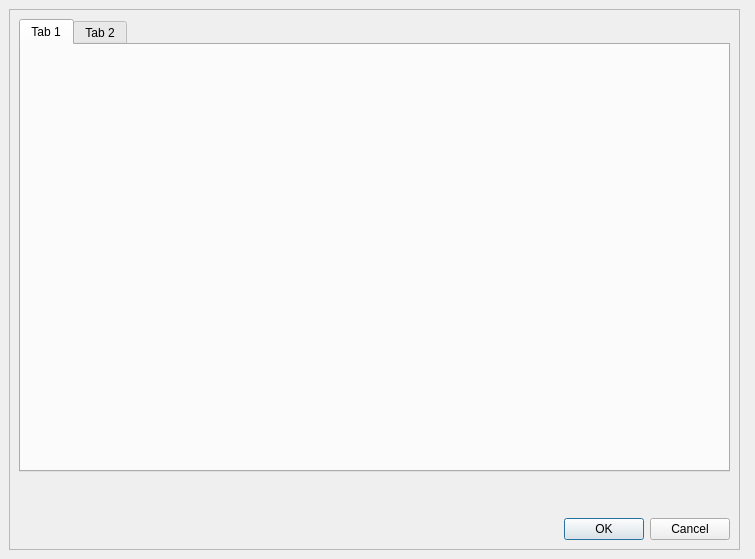
creativepsyco/panex-client, file ui/settingsdialog.ui: the form before one commit.
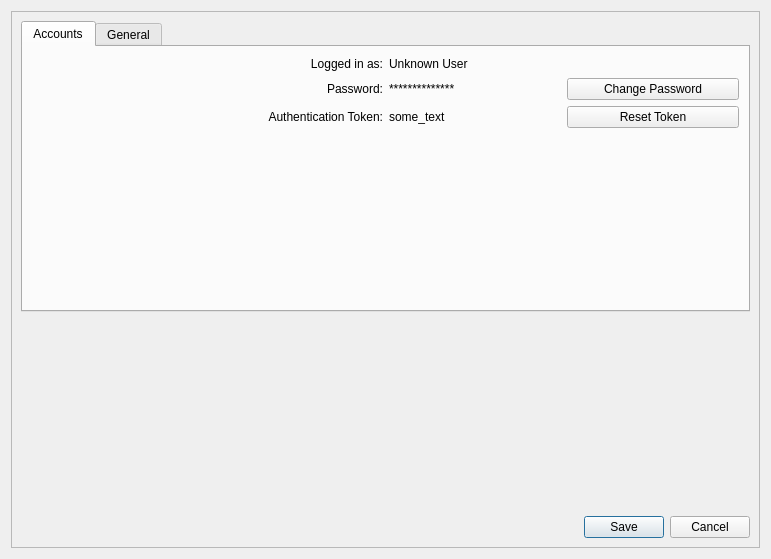
The form after the commit.

Commit message: Adding Change Password and Settings Dialog related UI

Diff of the .ui file:
```diff
--- a/ui/settingsdialog.ui
+++ b/ui/settingsdialog.ui
@@ -6,7 +6,7 @@
    <rect>
     <x>0</x>
     <y>0</y>
-    <width>755</width>
+    <width>771</width>
     <height>559</height>
    </rect>
   </property>
@@ -19,15 +19,9 @@
   <property name="windowTitle">
    <string>Dialog</string>
   </property>
+  <layout class="QGridLayout" name="gridLayout_3">
+   <item row="0" column="0">
   <widget class="QFrame" name="frame">
-   <property name="geometry">
-    <rect>
-     <x>9</x>
-     <y>9</y>
-     <width>731</width>
-     <height>541</height>
-    </rect>
-   </property>
    <property name="sizePolicy">
     <sizepolicy hsizetype="Expanding" vsizetype="Expanding">
      <horstretch>0</horstretch>
@@ -44,26 +38,135 @@
     <item row="0" column="0">
      <layout class="QVBoxLayout" name="verticalLayout">
       <item>
-       <widget class="QTabWidget" name="tabWidget">
-        <widget class="QWidget" name="tab">
+         <widget class="QTabWidget" name="settingsTab">
+          <property name="currentIndex">
+           <number>0</number>
+          </property>
+          <widget class="QWidget" name="accounts">
          <attribute name="title">
-          <string>Tab 1</string>
-         </attribute>
-        </widget>
-        <widget class="QWidget" name="tab_2">
-         <attribute name="title">
-          <string>Tab 2</string>
-         </attribute>
-        </widget>
+            <string>Accounts</string>
+           </attribute>
+           <layout class="QGridLayout" name="gridLayout_2">
+            <item row="0" column="1">
+             <widget class="QLabel" name="lblUserName">
+              <property name="text">
+               <string>Unknown User</string>
+              </property>
+             </widget>
+            </item>
+            <item row="1" column="0">
+             <widget class="QLabel" name="label_2">
+              <property name="font">
+               <font>
+                <weight>50</weight>
+                <bold>false</bold>
+               </font>
+              </property>
+              <property name="text">
+               <string>Password:</string>
+              </property>
+              <property name="alignment">
+               <set>Qt::AlignRight|Qt::AlignTrailing|Qt::AlignVCenter</set>
+              </property>
+             </widget>
+            </item>
+            <item row="1" column="1">
+             <layout class="QHBoxLayout" name="horizontalLayout_2">
+              <item>
+               <widget class="QLabel" name="label_3">
+                <property name="text">
+                 <string>**************</string>
+                </property>
        </widget>
       </item>
       <item>
+               <widget class="QPushButton" name="btnChangePassword">
+                <property name="text">
+                 <string>Change Password</string>
+                </property>
+               </widget>
+              </item>
+             </layout>
+            </item>
+            <item row="2" column="0">
+             <widget class="QLabel" name="label_4">
+              <property name="font">
+               <font>
+                <weight>50</weight>
+                <bold>false</bold>
+               </font>
+              </property>
+              <property name="text">
+               <string>Authentication Token:</string>
+              </property>
+              <property name="alignment">
+               <set>Qt::AlignRight|Qt::AlignTrailing|Qt::AlignVCenter</set>
+              </property>
+             </widget>
+            </item>
+            <item row="2" column="1">
+             <layout class="QHBoxLayout" name="horizontalLayout_3">
+              <item>
+               <widget class="QLabel" name="lblAuthToken">
+                <property name="text">
+                 <string>some_text</string>
+                </property>
+               </widget>
+              </item>
+              <item>
+               <widget class="QPushButton" name="pushButton">
+                <property name="text">
+                 <string>Reset Token</string>
+                </property>
+               </widget>
+              </item>
+             </layout>
+            </item>
+            <item row="0" column="0">
+             <widget class="QLabel" name="label">
+              <property name="font">
+               <font>
+                <weight>50</weight>
+                <bold>false</bold>
+               </font>
+              </property>
+              <property name="text">
+               <string>Logged in as:</string>
+              </property>
+              <property name="alignment">
+               <set>Qt::AlignRight|Qt::AlignTrailing|Qt::AlignVCenter</set>
+              </property>
+             </widget>
+            </item>
+            <item row="3" column="0" colspan="2">
        <spacer name="verticalSpacer">
         <property name="orientation">
          <enum>Qt::Vertical</enum>
         </property>
         <property name="sizeType">
-         <enum>QSizePolicy::Fixed</enum>
+               <enum>QSizePolicy::Preferred</enum>
+              </property>
+              <property name="sizeHint" stdset="0">
+               <size>
+                <width>20</width>
+                <height>173</height>
+               </size>
+              </property>
+             </spacer>
+            </item>
+           </layout>
+          </widget>
+          <widget class="QWidget" name="general">
+           <attribute name="title">
+            <string>General</string>
+           </attribute>
+          </widget>
+         </widget>
+        </item>
+        <item>
+         <spacer name="verticalSpacer_2">
+          <property name="orientation">
+           <enum>Qt::Vertical</enum>
         </property>
         <property name="sizeHint" stdset="0">
          <size>
@@ -94,7 +197,7 @@
            <enum>Qt::Horizontal</enum>
           </property>
           <property name="standardButtons">
-           <set>QDialogButtonBox::Cancel|QDialogButtonBox::Ok</set>
+             <set>QDialogButtonBox::Cancel|QDialogButtonBox::Save</set>
           </property>
          </widget>
         </item>
@@ -104,10 +207,9 @@
     </item>
    </layout>
    <zorder></zorder>
-   <zorder>tabWidget</zorder>
-   <zorder>verticalSpacer</zorder>
-   <zorder>tabWidget</zorder>
-  </widget>
+    </widget>
+   </item>
+  </layout>
  </widget>
  <resources/>
  <connections>
```
Left out of the diff: 2 changed lines with no effect on the pictures. Lines whose indentation alone changed are shown as unchanged. The commit also changes 9 other files.
